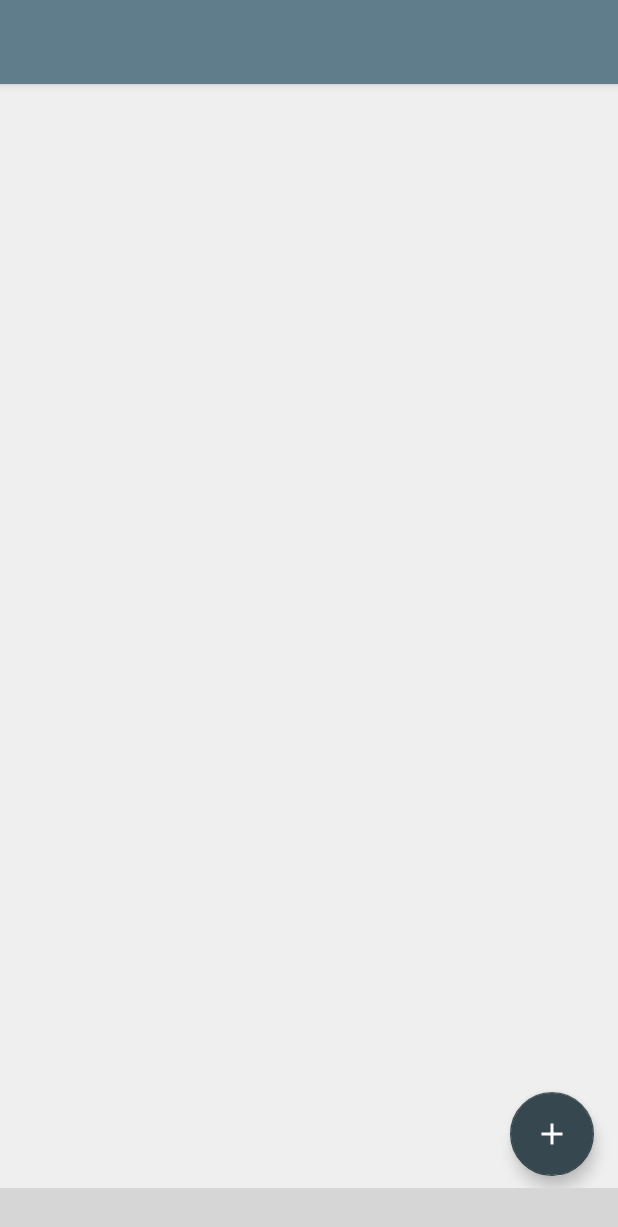
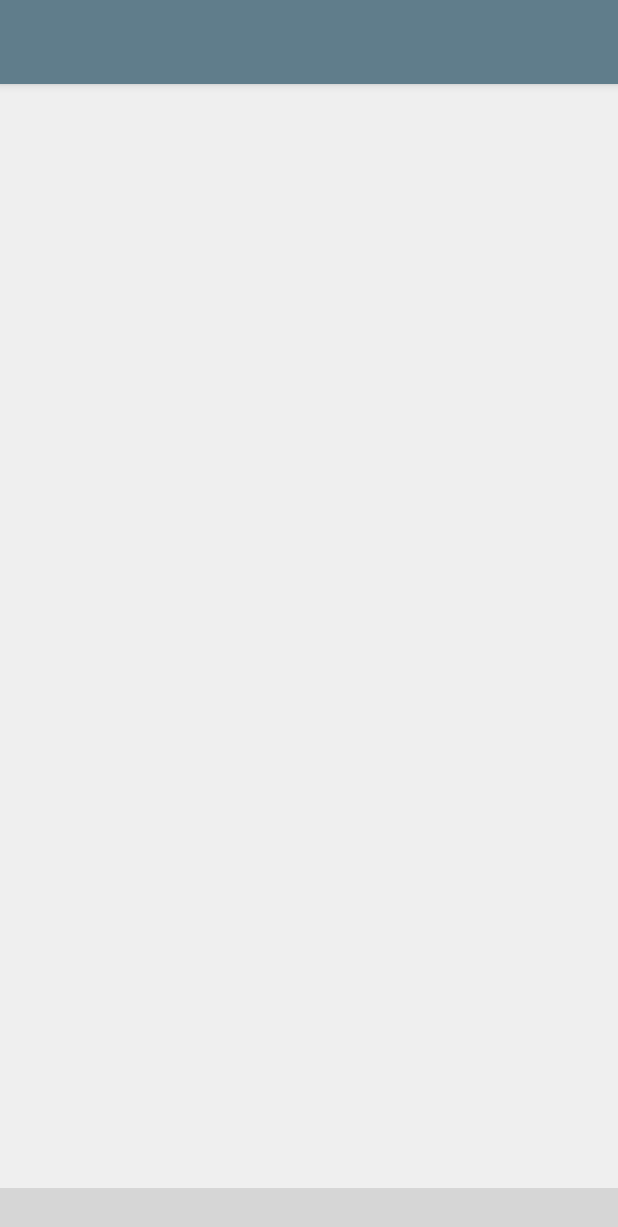
Before and after one commit to Federix93/FReadom-APP, an Android app: the layout activity_home_page.xml on its own in the app's theme, with its tools: preview values and no code run, on a phone screen of 412 x 824 dp. Shown: the top 1227 px of the screen. Run offline under Robolectric (Android 15) with nearby library versions, the light colour scheme and no system bars; plain views replace AHBottomNavigation; grey boxes are pictures that could not be loaded.

Commit message:
Move fab to "fragment_home" layout and make it disappear on scroll down

```diff
--- a/app/src/main/java/com/example/android/lab1/ProfileFragment.java
+++ b/app/src/main/java/com/example/android/lab1/ProfileFragment.java
@@ -31,7 +31,6 @@ public class ProfileFragment extends Fragment {
     TextInputLayout mShortBioTextInputLayout;
     ImageView mCircleImageView;
     private Toolbar mToolbar;
-    private FloatingActionButton mFAB;
 
     public static final String ADDRESS_KEY = "ADDRESS";
 
@@ -81,9 +80,6 @@ public class ProfileFragment extends Fragment {
                 return true;
             }
         });
-
-        mFAB = getActivity().findViewById(R.id.fab_add_book);
-        mFAB.setVisibility(View.GONE);
 
         if (mUsernameTextInputLayout.getEditText() != null) {
             if(user != null)
--- a/app/src/main/res/layout/activity_home_page.xml
+++ b/app/src/main/res/layout/activity_home_page.xml
@@ -28,17 +28,6 @@
         app:layout_constraintTop_toBottomOf="@+id/appBarLayout3"
         tools:background="#EFEFEF" />
 
-    <android.support.design.widget.FloatingActionButton
-        android:id="@+id/fab_add_book"
-        android:layout_width="wrap_content"
-        android:layout_height="wrap_content"
-        android:layout_gravity="end|bottom"
-        android:layout_marginBottom="8dp"
-        android:layout_marginEnd="16dp"
-        app:layout_constraintBottom_toTopOf="@+id/bottom_navigation"
-        app:layout_constraintEnd_toEndOf="parent"
-        app:srcCompat="@drawable/ic_add_white_24dp" />
-
     <com.aurelhubert.ahbottomnavigation.AHBottomNavigation
         android:id="@+id/bottom_navigation"
         android:layout_width="match_parent"
```
Also changed, not shown: app/src/main/java/com/example/android/lab1/HomeFragment.java (+34 -12 lines), app/src/main/java/com/example/android/lab1/HomePage.java (+0 -9 lines), app/src/main/res/layout/fragment_home.xml (+12 -2 lines).
